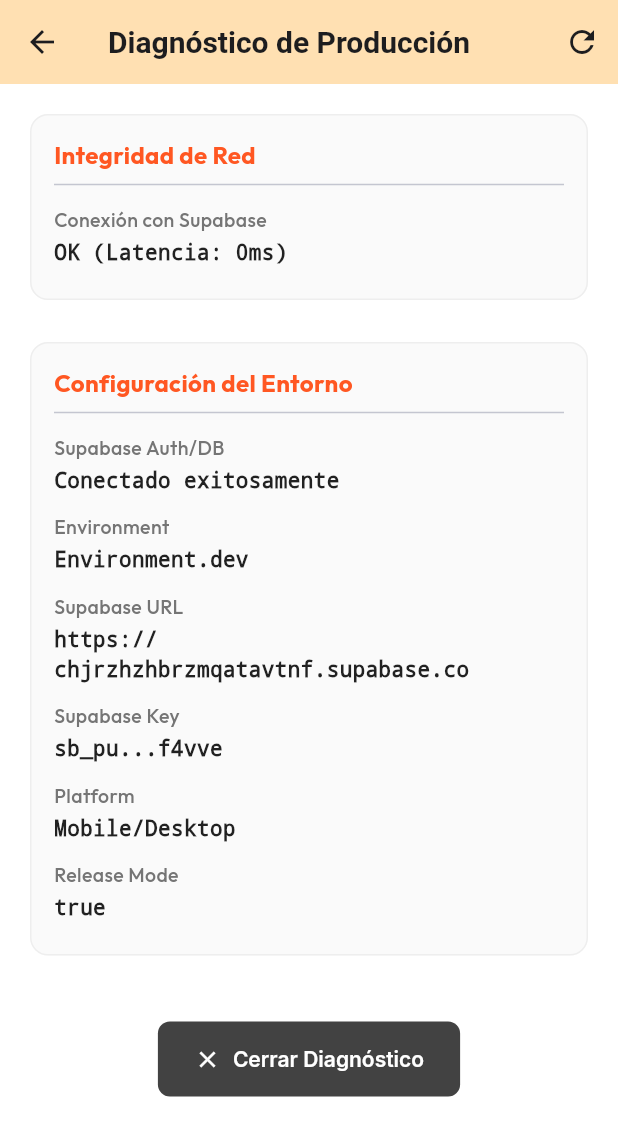
After one commit to GrullonDev/creacionesbaby, a Flutter app: the DebugPage screen opened by its route, on a phone screen of 412 x 824 dp. The commit adds this screen. Shown: the top 1136 px of the screen. Run offline on Flutter 3.47's test engine with Material 3 defaults, Android fonts, the phone set to English and light mode, and no system bars; our stand-ins replace firebase_core, google_fonts, image_picker, supabase_flutter; missing offline and left inert: flutter_stripe; accounts and stored records are empty.

Commit message:
feat: Implement product stock updates for orders and cart, refactor app initialization, and add a debug utility page.

```diff
--- a/lib/config/env.dart
+++ b/lib/config/env.dart
@@ -3,25 +3,11 @@ enum Environment { dev, prod }
 class AppConfig {
   static Environment environment = Environment.dev;
 
-  static String get supabaseUrl {
-    switch (environment) {
-      case Environment.prod:
-        return 'https://chjrzhzhbrzmqatavtnf.supabase.co'; // Production URL
-      case Environment.dev:
-        // Potentially same URL if using Branching, or different project
-        // If Supabase Branching is enabled, we might use the same URL but different headers
-        // OR different URLs if they are completely separate projects.
-        // Assuming Branching with same project URL but maybe different API keys or just relying on database branches:
-        return 'https://chjrzhzhbrzmqatavtnf.supabase.co';
-    }
-  }
+  // Since both environments use the same database, we use a single URL and Key
+  static const String _supabaseUrl = 'https://chjrzhzhbrzmqatavtnf.supabase.co';
+  static const String _supabaseAnonKey =
+      'sb_publishable_crTFjO_2AAM2l7vdON5d5w_LPbf4vve';
 
-  static String get supabaseAnonKey {
-    switch (environment) {
-      case Environment.prod:
-        return 'sb_publishable_crTFjO_2AAM2l7vdON5d5w_LPbf4vve';
-      case Environment.dev:
-        return 'sb_publishable_crTFjO_2AAM2l7vdON5d5w_LPbf4vve';
-    }
-  }
+  static String get supabaseUrl => _supabaseUrl;
+  static String get supabaseAnonKey => _supabaseAnonKey;
 }
--- a/lib/core/models/order_model.dart
+++ b/lib/core/models/order_model.dart
@@ -21,8 +21,8 @@ class OrderItemModel {
 
   factory OrderItemModel.fromJson(Map<String, dynamic> json) {
     return OrderItemModel(
-      id: json['id'] as String?,
-      orderId: json['order_id'] ?? '',
+      id: json['id']?.toString(),
+      orderId: json['order_id']?.toString() ?? '',
       productId: json['product_id']?.toString() ?? '',
       productName: json['product_name'] ?? '',
       size: json['size'] ?? '',
@@ -81,7 +81,7 @@ class OrderModel {
         [];
 
     return OrderModel(
-      id: json['id'] as String?,
+      id: json['id']?.toString(),
       customerEmail: json['customer_email'] ?? '',
       customerName: json['customer_name'] ?? '',
       customerPhone: json['customer_phone'] ?? '',
--- a/lib/core/providers/app_config_provider.dart
+++ b/lib/core/providers/app_config_provider.dart
@@ -4,7 +4,7 @@ import 'package:flutter/material.dart';
 import 'package:supabase_flutter/supabase_flutter.dart';
 
 class AppConfigProvider extends ChangeNotifier {
-  final _supabase = Supabase.instance.client;
+  SupabaseClient get _supabase => Supabase.instance.client;
 
   String _bannerText = 'Nueva Colección 2026';
   String? _bannerImageUrl; // Mantenido por compatibilidad
--- a/lib/core/providers/auth_provider.dart
+++ b/lib/core/providers/auth_provider.dart
@@ -2,7 +2,7 @@ import 'package:flutter/material.dart';
 import 'package:supabase_flutter/supabase_flutter.dart';
 
 class AuthProvider with ChangeNotifier {
-  final SupabaseClient _supabase = Supabase.instance.client;
+  SupabaseClient get _supabase => Supabase.instance.client;
   bool _isLoading = false;
   String? _error;
 
--- a/lib/core/providers/product_provider.dart
+++ b/lib/core/providers/product_provider.dart
@@ -3,7 +3,7 @@ import 'package:flutter/foundation.dart';
 import 'package:supabase_flutter/supabase_flutter.dart';
 
 class ProductProvider with ChangeNotifier {
-  final SupabaseClient _supabase = Supabase.instance.client;
+  SupabaseClient get _supabase => Supabase.instance.client;
 
   List<ProductModel> _products = [];
   bool _isLoading = false;
--- a/lib/features/store/cart/presentation/pages/mini_cart.dart
+++ b/lib/features/store/cart/presentation/pages/mini_cart.dart
@@ -480,6 +480,9 @@ class _CheckoutPageState extends State<CheckoutPage> {
       );
 
       if (success) {
+        // Refresh products so stock update is visible in catalog
+        context.read<ProductProvider>().loadProducts();
+
         cartProvider.clearCart();
         if (mounted) {
           ScaffoldMessenger.of(context).showSnackBar(
--- /dev/null
+++ b/lib/utils/debug_page.dart
@@ -0,0 +1,163 @@
+import 'package:creacionesbaby/config/env.dart';
+import 'package:flutter/foundation.dart';
+import 'package:flutter/material.dart';
+import 'package:supabase_flutter/supabase_flutter.dart';
+
+class DebugPage extends StatefulWidget {
+  const DebugPage({super.key});
+
+  @override
+  State<DebugPage> createState() => _DebugPageState();
+}
+
+class _DebugPageState extends State<DebugPage> {
+  String _supabaseStatus = 'Cargando...';
+  String _connectivityStatus = 'Verificando...';
+  Map<String, String> _envInfo = {};
+  bool _isLoading = true;
+
+  @override
+  void initState() {
+    super.initState();
+    _runDiagnostics();
+  }
+
+  Future<void> _runDiagnostics() async {
+    setState(() => _isLoading = true);
+
+    // 1. Env Info
+    _envInfo = {
+      'Environment': AppConfig.environment.toString(),
+      'Supabase URL': AppConfig.supabaseUrl,
+      'Supabase Key': AppConfig.supabaseAnonKey.length > 10
+          ? '${AppConfig.supabaseAnonKey.substring(0, 5)}...${AppConfig.supabaseAnonKey.substring(AppConfig.supabaseAnonKey.length - 5)}'
+          : 'Inválida',
+      'Platform': kIsWeb ? 'Web' : 'Mobile/Desktop',
+      'Release Mode': kReleaseMode.toString(),
+    };
+
+    // 2. Connectivity & Supabase Check
+    try {
+      final supabase = Supabase.instance.client;
+      final start = DateTime.now();
+      await supabase.from('products').select().limit(1);
+      final duration = DateTime.now().difference(start).inMilliseconds;
+
+      _connectivityStatus = 'OK (Latencia: ${duration}ms)';
+      _supabaseStatus = 'Conectado exitosamente';
+    } catch (e) {
+      _connectivityStatus = 'Fallo conexión backend';
+      _supabaseStatus = 'Error: $e';
+    }
+
+    setState(() => _isLoading = false);
+  }
+
+  @override
+  Widget build(BuildContext context) {
+    return Scaffold(
+      appBar: AppBar(
+        title: const Text('Diagnóstico de Producción'),
+        backgroundColor: Colors.orange[100],
+        actions: [
+          IconButton(
+            icon: const Icon(Icons.refresh),
+            onPressed: _runDiagnostics,
+          ),
+        ],
+      ),
+      body: _isLoading
+          ? const Center(child: CircularProgressIndicator())
+          : ListView(
+              padding: const EdgeInsets.all(16),
+              children: [
+                _buildSection('Integridad de Red', [
+                  _buildStatusItem(
+                    'Conexión con Supabase',
+                    _connectivityStatus,
+                  ),
+                ]),
+                const SizedBox(height: 20),
+                _buildSection('Configuración del Entorno', [
+                  _buildStatusItem('Supabase Auth/DB', _supabaseStatus),
+                  ..._envInfo.entries.map(
+                    (e) => _buildStatusItem(e.key, e.value),
+                  ),
+                ]),
+                const SizedBox(height: 40),
+                Center(
+                  child: ElevatedButton.icon(
+                    onPressed: () => Navigator.of(context).pop(),
+                    icon: const Icon(Icons.close),
+                    label: const Text('Cerrar Diagnóstico'),
+                    style: ElevatedButton.styleFrom(
+                      backgroundColor: Colors.grey[800],
+                      foregroundColor: Colors.white,
+                    ),
+                  ),
+                ),
+              ],
+            ),
+    );
+  }
+
+  Widget _buildSection(String title, List<Widget> children) {
+    return Card(
+      elevation: 0,
+      color: Colors.grey[50],
+      shape: RoundedRectangleBorder(
+        borderRadius: BorderRadius.circular(12),
+        side: BorderSide(color: Colors.grey[200]!),
+      ),
+      child: Padding(
+        padding: const EdgeInsets.all(16),
+        child: Column(
+          crossAxisAlignment: CrossAxisAlignment.start,
+          children: [
+            Text(
+              title,
+              style: const TextStyle(
+                fontSize: 16,
+                fontWeight: FontWeight.bold,
+                color: Colors.deepOrange,
+              ),
+            ),
+            const Divider(),
+            ...children,
+          ],
+        ),
+      ),
+    );
+  }
+
+  Widget _buildStatusItem(String label, String value) {
+    return Padding(
+      padding: const EdgeInsets.symmetric(vertical: 6),
+      child: Column(
+        crossAxisAlignment: CrossAxisAlignment.start,
+        children: [
+          Text(
+            label,
+            style: TextStyle(
+              fontWeight: FontWeight.w500,
+              fontSize: 13,
+              color: Colors.grey[600],
+            ),
+          ),
+          const SizedBox(height: 2),
+          SelectableText(
+            value,
+            style: TextStyle(
+              color: (value.contains('Error') || value.contains('Fallo'))
+                  ? Colors.red
+                  : Colors.black87,
+              fontFamily: 'Courier',
+              fontSize: 14,
+              fontWeight: FontWeight.bold,
+            ),
+          ),
+        ],
+      ),
+    );
+  }
+}
```
Also changed, not shown: lib/core/providers/order_provider.dart (+179 -22 lines), lib/features/admin/orders/presentation/pages/order_list_page.dart (+13 -6 lines), lib/main.dart (+23 -9 lines), lib/utils/app.dart (+8 -2 lines), 3 other files.
